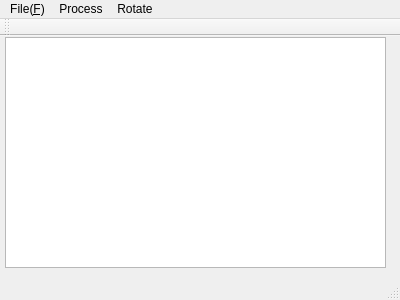
Before: the Qt Designer form mainwindow.ui in jiemojiemo/ImageProcessWithQtOpencv, drawn with Qt 5.
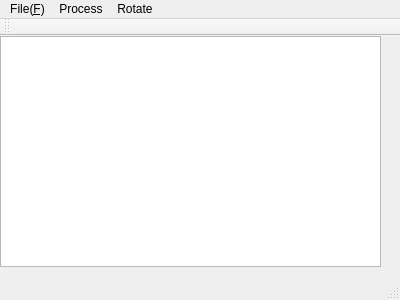
After: the same form once the commit is applied.

```diff
--- a/mainwindow.ui
+++ b/mainwindow.ui
@@ -14,24 +14,11 @@
    <string>MainWindow</string>
   </property>
   <widget class="QWidget" name="centralWidget">
-   <widget class="QLabel" name="label">
-    <property name="geometry">
-     <rect>
-      <x>123</x>
-      <y>11</y>
-      <width>261</width>
-      <height>241</height>
-     </rect>
-    </property>
-    <property name="text">
-     <string/>
-    </property>
-   </widget>
    <widget class="QGraphicsView" name="graphicsView">
     <property name="geometry">
      <rect>
-      <x>5</x>
-      <y>1</y>
+      <x>0</x>
+      <y>0</y>
       <width>381</width>
       <height>231</height>
      </rect>
```
Left out of the diff: 6 changed lines with no effect on the pictures.
